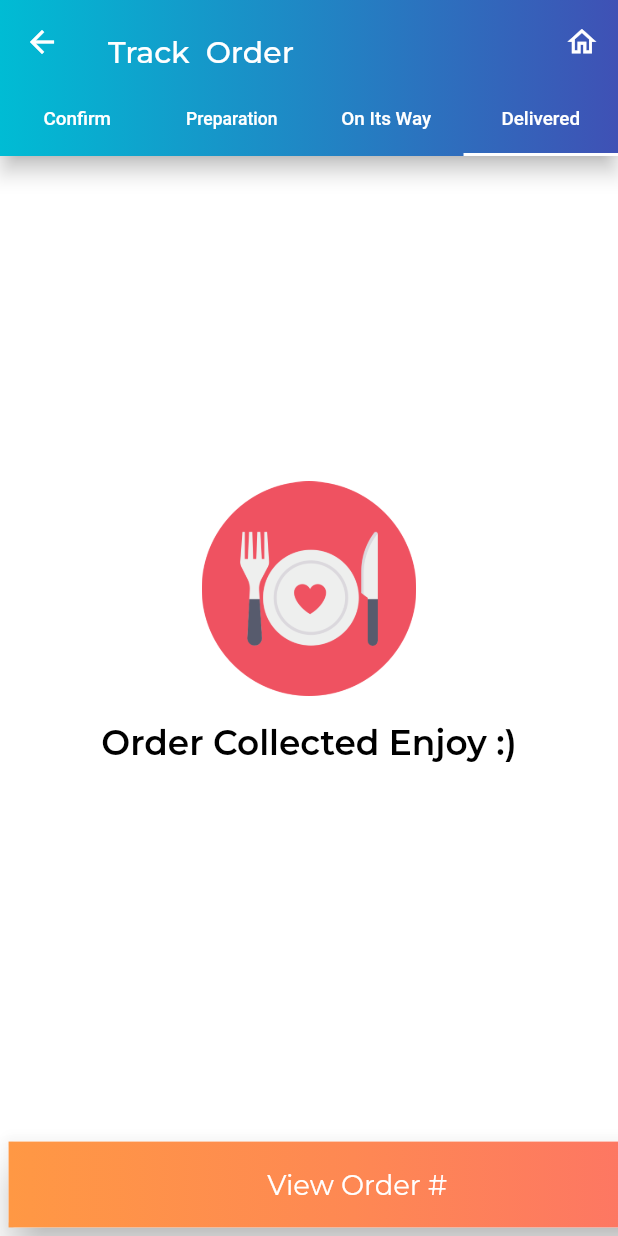
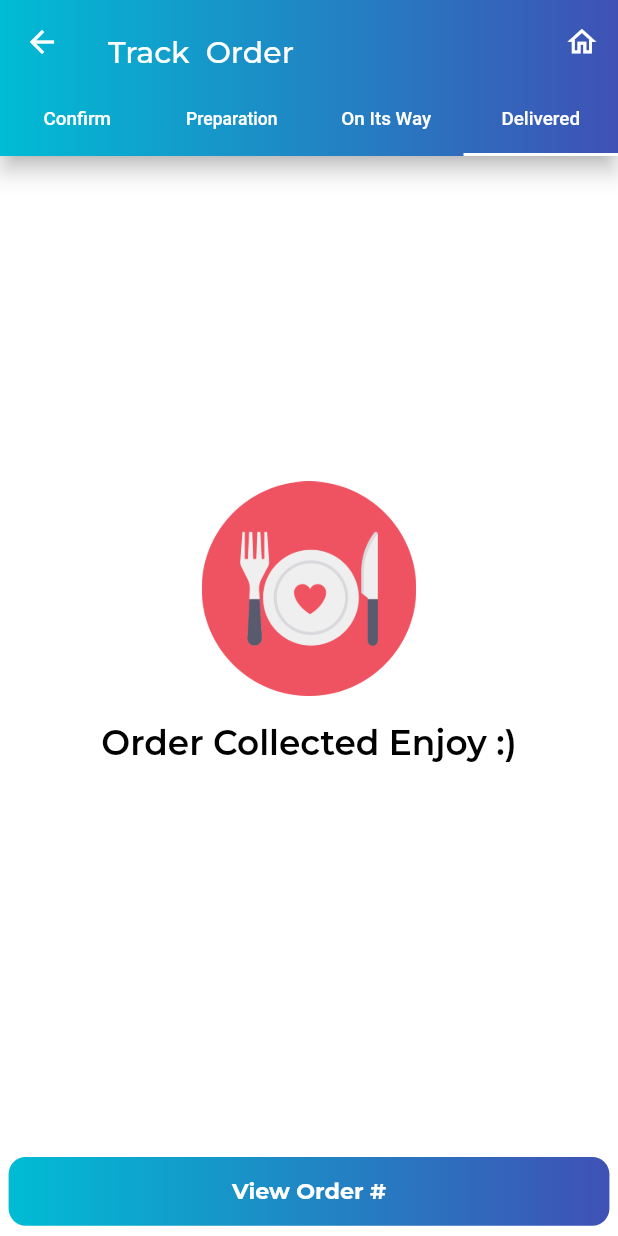
Before and after one commit to SalmonPhapang/Queless-App, a Flutter app: the OrderTracker screen opened directly with empty values, tab 4 chosen, on a phone screen of 412 x 824 dp. Run offline on Flutter 3.47's test engine with Material 2 defaults, Android fonts, the phone set to English and light mode, and no system bars; our stand-ins replace badges, cached_network_image, chewie, cloud_firestore, curved_navigation_bar, dio and 31 more; missing offline and left inert: cloud_firestore_web, dart:ffi, firebase_auth_web, firebase_core_web, flutter_barcode_scanner, flutter_inappwebview and 9 more; accounts and stored records are empty; Roboto replaces fonts that are missing (Calibre-Semibold).

```diff
--- a/lib/MapsPage.dart
+++ b/lib/MapsPage.dart
@@ -267,7 +267,6 @@ class _MapsPageState extends State<MapsPage> {
     );
   }
 
-
   Future<void> _gotoLocation(double lat, double long) async {
     final GoogleMapController controller = await _controller.future;
     controller.animateCamera(CameraUpdate.newCameraPosition(CameraPosition(
--- a/lib/menu/OrderTracking.dart
+++ b/lib/menu/OrderTracking.dart
@@ -2,10 +2,12 @@ import 'package:flutter/material.dart';
 import 'package:flutter_app/enums/OrderStatus.dart';
 import 'package:flutter_app/main.dart';
 import 'package:flutter_app/model/Order.dart';
+import 'package:flutter_app/service/AddressService.dart';
 import 'package:flutter_app/service/OrderService.dart';
 import 'package:flutter_app/utils/TopWaveClipper.dart';
 import 'package:flutter_app/widgets/Avatar.dart';
 import 'package:flutter_app/widgets/ProgressBar.dart';
+import 'package:intl/intl.dart';
 import 'package:new_gradient_app_bar/new_gradient_app_bar.dart';
 import 'package:flutter_screenutil/flutter_screenutil.dart';
 import 'package:page_transition/page_transition.dart';
@@ -30,7 +32,7 @@ class _OrderTrackerState extends State<OrderTracker> with TickerProviderStateMix
   final imageFour = "assets/images/wedding-dinner.png";
   final textFour = "Order Collected Enjoy :)";
   OrderService orderService = new OrderService();
-
+  AddressService addressService = new AddressService();
   @override
 
   void initState() {
@@ -224,26 +226,34 @@ class _OrderTrackerState extends State<OrderTracker> with TickerProviderStateMix
                   ]),
 
               Positioned(
-                  bottom: 0.0.sp,
+                  bottom: 1.0.sp,
                   child:  InkWell(
-                    child: Card(
-                      elevation: 10.0.sp,
-                      margin: EdgeInsets.all(5.0.sp),
-                      child: Container(
+                    child: new Container(
+                        height: 40.0.sp,
+                        width: MediaQuery.of(context).size.width - 10.0.sp,
+                        margin: EdgeInsets.all(5.0.sp),
                         decoration: BoxDecoration(
+                            borderRadius: BorderRadius.all(
+                                Radius.circular(10.0.sp)),
                             gradient: LinearGradient(
                                 begin: Alignment.topLeft,
                                 end: Alignment.topRight,
-                                colors:TopWaveClipper.orangeGradients
-                            )
-                        ),
-                        width: MediaQuery.of(context).size.width.sp - 10.0.sp,
-                        height: 50.0.sp,
+                                colors: [
+                                  Colors.cyan,
+                                  Colors.indigo,
+                                ])),
                         child: Center(
-                          child: Text(' View Order #'+widget.order.orderNumber,style: TextStyle(color: Colors.white,fontSize: 16.0.sp),),
-                        ),
-                      ) ,
-                    ) ,
+                          child: new Text(
+                            'View Order #'+widget.order.orderNumber,
+                            softWrap: true,
+                            style: new TextStyle(
+                              fontSize: 13.0.sp,
+                              color: Colors.white,
+                              fontWeight: FontWeight.bold,
+                            ),
+                            textAlign: TextAlign.center,
+                          ),
+                        )),
                     onTap: ()=>{
                       viewOrderBottomSheet(context)
                     },
@@ -269,7 +279,7 @@ class _OrderTrackerState extends State<OrderTracker> with TickerProviderStateMix
                 ),
                 new ListTile(
                   leading: new Icon(Icons.calendar_today_outlined),
-                  title: new Text(widget.order.address.houseNumber),
+                  title: new Text(widget.order.orderTime),
                 ),
                 new ListTile(
                     leading: new Icon(Icons.location_on_outlined),
--- a/lib/payment/PaymentPage.dart
+++ b/lib/payment/PaymentPage.dart
@@ -139,7 +139,7 @@ class _PaymentPageState extends State<PaymentPage> {
                  notificationService.send(notification);
                  notificationService.sendSms(orderKey);
 
-                freshOrder.address = this.widget.order.address;
+                freshOrder.address =  cart.address;
                 cart.clearAll();
                 progressDialog.hide();
                 Navigator.pushAndRemoveUntil(context,
--- a/lib/profile/SettingsPage.dart
+++ b/lib/profile/SettingsPage.dart
@@ -223,7 +223,8 @@ class _SettingsPageState extends State<SettingsPage> {
     TextButton(
     child: Text("Continue"),
         onPressed:  () {
-            signOut();
+          Navigator.pop(context);
+          signOut();
         },
     ),
     TextButton(
@@ -250,7 +251,8 @@ class _SettingsPageState extends State<SettingsPage> {
         TextButton(
           child: Text("Continue"),
           onPressed:  () {
-              removeAccount();
+            Navigator.pop(context);
+            removeAccount();
           },
         ),
         TextButton(
--- a/pubspec.yaml
+++ b/pubspec.yaml
@@ -11,7 +11,7 @@ description: A new Flutter application.
 # In iOS, build-name is used as CFBundleShortVersionString while build-number used as CFBundleVersion.
 # Read more about iOS versioning at
 # https://developer.apple.com/library/archive/documentation/General/Reference/InfoPlistKeyReference/Articles/CoreFoundationKeys.html
-version: 1.4.3+10
+version: 1.4.4+11
 
 environment:
   sdk: ">=2.5.2 <3.0.0"
@@ -33,7 +33,7 @@ dependencies:
   shared_preferences: ^2.0.6
   fluttertoast: ^8.0.7
   new_gradient_app_bar: ^0.2.0
-  cached_network_image: ^3.0.0
+  cached_network_image: ^3.2.0
   font_awesome_flutter: ^9.1.0
   badges: ^2.0.1
   provider: ^5.0.0
```
Also changed, not shown: lib/Story.dart (+6 -21 lines), lib/menu/ClientMenuPage.dart (+7 -2 lines), 1 other file.
